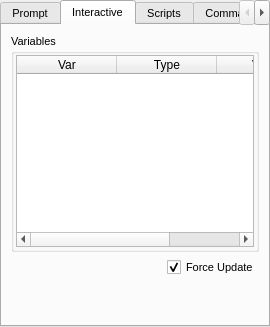
Before: the Qt Designer form branches/nugui/src/gui/command.ui in trisyoungs/aten, drawn with Qt 5.
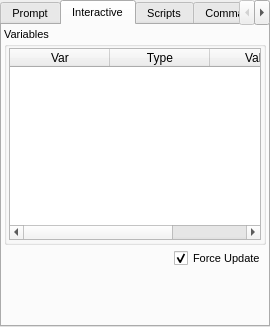
After: the same form once the commit is applied. The open tabs and pages were chosen to show the change. Icons and pictures are not drawn. Custom widgets are drawn as their Qt base class.

Commit message: More updates to ato filter. Added 'select' and 'deselect' functions to ModelVariable. Increased default Prefs::maxRings_ to 100 (from 20). Updated margins of all dock widgets.

Diff of the .ui file:
```diff
--- a/branches/nugui/src/gui/command.ui
+++ b/branches/nugui/src/gui/command.ui
@@ -92,6 +92,12 @@
         <string>Interactive</string>
        </attribute>
        <layout class="QVBoxLayout" name="verticalLayout_6">
+        <property name="spacing">
+         <number>4</number>
+        </property>
+        <property name="margin">
+         <number>2</number>
+        </property>
         <item>
          <widget class="QGroupBox" name="VariablesGroup">
           <property name="sizePolicy">
@@ -105,7 +111,7 @@
           </property>
           <layout class="QVBoxLayout" name="verticalLayout_7">
            <property name="spacing">
-            <number>2</number>
+            <number>4</number>
            </property>
            <property name="margin">
             <number>2</number>
@@ -143,8 +149,14 @@
         </item>
         <item>
          <layout class="QVBoxLayout" name="verticalLayout_5">
+          <property name="spacing">
+           <number>4</number>
+          </property>
           <item>
            <layout class="QHBoxLayout" name="horizontalLayout_4">
+            <property name="spacing">
+             <number>4</number>
+            </property>
             <item>
              <spacer>
               <property name="orientation">
```
Left out of the diff: 39 changed lines with no effect on the pictures. The commit also changes 21 other files.
